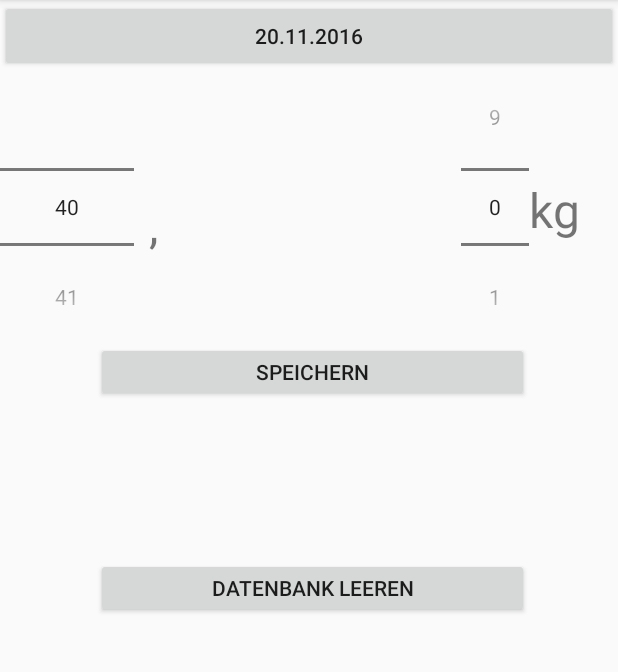
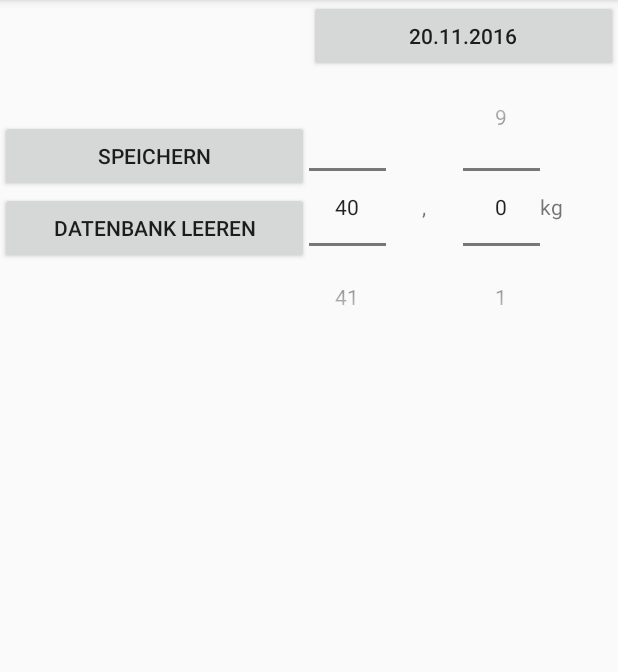
Before and after one commit to NULLt1/Sobo, an Android app: the screen it shows after launch (MainActivity), on a phone screen of 412 x 824 dp, the part 84-756 px from its top. Run offline under Robolectric (Android 15) with nearby library versions, the phone set to English and light mode, and no system bars.

Commit message:
layout angepasst

```diff
--- a/app/src/main/res/layout/activity_main.xml
+++ b/app/src/main/res/layout/activity_main.xml
@@ -2,6 +2,7 @@
 
 
 <RelativeLayout xmlns:android="http://schemas.android.com/apk/res/android"
+    xmlns:tools="http://schemas.android.com/tools"
     android:layout_width="match_parent"
     android:layout_height="match_parent"
     android:layout_weight="1">
@@ -15,98 +16,91 @@
         android:layout_alignParentTop="true"
         android:orientation="vertical">
 
-        <Button
-            android:id="@+id/buttondate"
-            android:layout_width="match_parent"
-            android:layout_height="wrap_content"
-            android:onClick="showDatePickerDialog"
-            android:text="" />
-
 
         <LinearLayout
+            android:orientation="horizontal"
             android:layout_width="match_parent"
             android:layout_height="match_parent"
-            android:layout_weight="1"
-            android:orientation="horizontal">
+            android:layout_weight="1">
 
-            <TableLayout
-                android:layout_width="0dp"
-                android:layout_height="match_parent"
+            <LinearLayout
+                android:orientation="vertical"
+                android:layout_width="match_parent"
+                android:layout_height="wrap_content"
                 android:layout_weight="1">
 
-                <TableRow
+                <Button
+                    android:id="@+id/saveButton"
                     android:layout_width="match_parent"
-                    android:layout_height="match_parent"
-                    android:paddingLeft="0dp"
-                    android:paddingRight="0dp">
+                    android:layout_height="wrap_content"
+                    android:layout_column="1"
+                    android:layout_weight="1"
+                    android:onClick="saveweight"
+                    android:text="@string/speichern"
+                    android:layout_marginTop="80dp" />
+
+                <Button
+                    android:id="@+id/deleteButton"
+                    android:layout_width="match_parent"
+                    android:layout_height="wrap_content"
+                    android:layout_column="1"
+                    android:layout_weight="1"
+                    android:onClick="deleteweightdb"
+                    android:text="@string/Datenbankleeren" />
+            </LinearLayout>
+
+            <LinearLayout
+                android:orientation="vertical"
+                android:layout_width="match_parent"
+                android:layout_height="wrap_content"
+                android:layout_weight="1">
+
+                <Button
+                    android:id="@+id/buttondate"
+                    android:layout_width="match_parent"
+                    android:layout_height="wrap_content"
+                    android:onClick="showDatePickerDialog"
+                    android:text=""
+                    android:layout_weight="1" />
+
+                <LinearLayout
+                    android:layout_width="match_parent"
+                    android:layout_height="wrap_content"
+                    android:layout_weight="1"
+                    android:orientation="horizontal"
+                    android:gravity="center_vertical">
 
                     <NumberPicker
                         android:id="@+id/integer"
                         android:layout_height="wrap_content"
-                        android:layout_weight="1" />
+                        android:layout_weight="1"
+                        android:layout_width="0dp" />
 
                     <TextView
-                        android:id="@+id/komma"
-
-                        android:layout_width="20dp"
+                        android:text=","
+                        android:layout_width="0dp"
                         android:layout_height="wrap_content"
-                        android:layout_marginLeft="10dp"
-                        android:layout_marginTop="80dp"
-                        android:text="@string/komma"
-                        android:textSize="32sp" />
+                        android:id="@+id/textView"
+                        android:layout_weight="1"
+                        android:gravity="center" />
 
                     <NumberPicker
                         android:id="@+id/afterkomma"
-                        android:layout_width="20dp"
+                        android:layout_width="0dp"
                         android:layout_height="wrap_content"
                         android:layout_weight="1" />
 
                     <TextView
-                        android:id="@+id/kg"
+                        android:text="kg"
+                        android:layout_width="0dp"
+                        android:layout_height="wrap_content"
+                        android:id="@+id/textView2"
+                        android:layout_weight="1" />
 
-                        android:layout_width="wrap_content"
-                        android:layout_marginTop="70dp"
-                        android:layout_weight="1"
-                        android:text="@string/kg"
-                        android:textSize="32sp" />
-
-                </TableRow>
-
-                <TableRow
-                    android:layout_width="match_parent"
-                    android:layout_height="match_parent">
-
-                    <Button
-                        android:id="@+id/saveButton"
-                        android:layout_width="match_parent"
-                        android:layout_height="40dp"
-                        android:layout_column="1"
-                        android:layout_marginBottom="104dp"
-                        android:layout_marginEnd="59dp"
-                        android:layout_marginRight="59dp"
-                        android:layout_weight="1"
-                        android:onClick="saveweight"
-                        android:text="@string/speichern" />
-                </TableRow>
-
-                <TableRow
-                    android:layout_width="match_parent"
-                    android:layout_height="match_parent">
-
-                    <Button
-                        android:id="@+id/deleteButton"
-                        android:layout_width="match_parent"
-                        android:layout_height="40dp"
-                        android:layout_column="1"
-                        android:layout_marginBottom="104dp"
-                        android:layout_marginEnd="59dp"
-                        android:layout_marginRight="59dp"
-                        android:layout_weight="1"
-                        android:onClick="deleteweightdb"
-                        android:text="@string/Datenbankleeren" />
-                </TableRow>
-            </TableLayout>
+                </LinearLayout>
+            </LinearLayout>
 
         </LinearLayout>
+
     </LinearLayout>
 </RelativeLayout>
```
